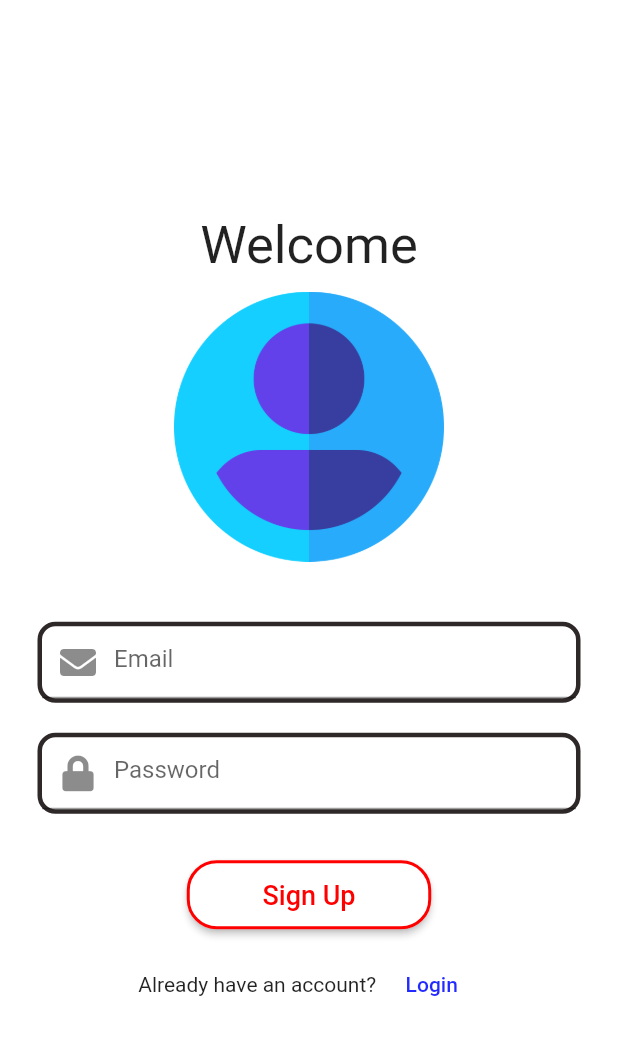
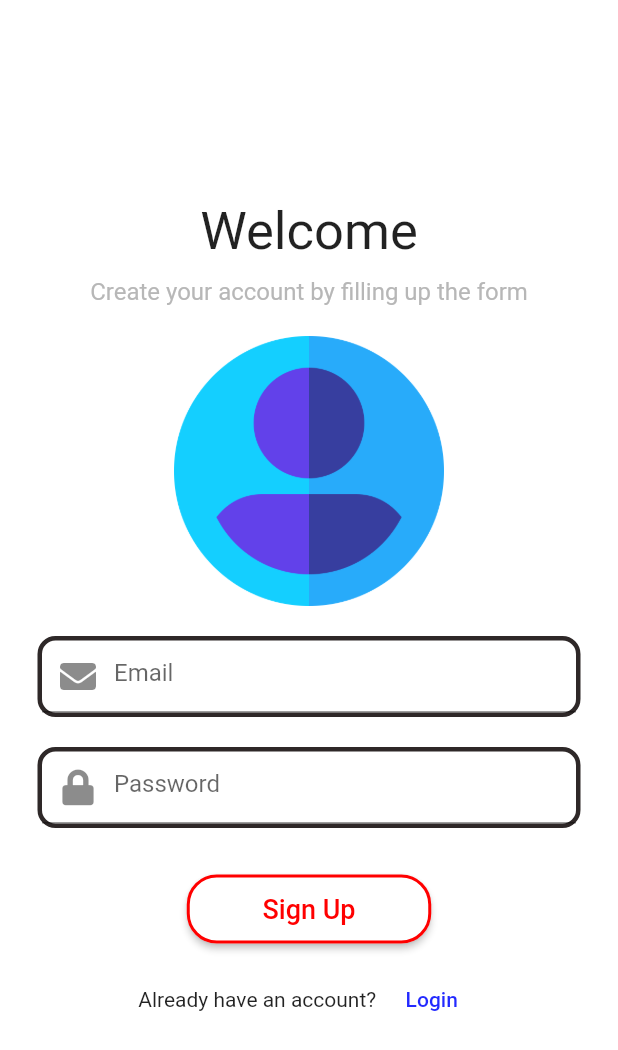
Before and after one commit to RezaTrist/warehouse_app, a Flutter app: the screen it shows after launch, after a tap on "Login", after a tap on "Sign Up", on a phone screen of 412 x 824 dp. Shown: the top 1050 px of the screen. Run offline on Flutter 3.47's test engine with Material 2 defaults, Android fonts, the phone set to English and light mode, and no system bars; our stand-ins replace firebase_auth, firebase_core, font_awesome_flutter; accounts and stored records are empty; network calls fail.

Commit message:
Fix bugs

```diff
--- a/lib/views/login_page.dart
+++ b/lib/views/login_page.dart
@@ -37,7 +37,7 @@ class _LoginPageState extends State<LoginPage> {
             Padding(
               padding: const EdgeInsets.only(
                 top: 10,
-                bottom: 40,
+                bottom: 30,
               ),
               child: SizedBox(
                 width: 180,
--- a/lib/views/sign_up_page.dart
+++ b/lib/views/sign_up_page.dart
@@ -38,7 +38,20 @@ class _SignupPageState extends State<SignupPage> {
             Padding(
               padding: const EdgeInsets.only(
                 top: 10,
-                bottom: 40,
+                bottom: 10,
+              ),
+              child: Text(
+                'Create your account by filling up the form',
+                style: TextStyle(
+                  fontSize: 16,
+                  color: Color.fromRGBO(183, 183, 183, 1),
+                ),
+              ),
+            ),
+            Padding(
+              padding: const EdgeInsets.only(
+                top: 10,
+                bottom: 20,
               ),
               child: SizedBox(
                 width: 180,
```
